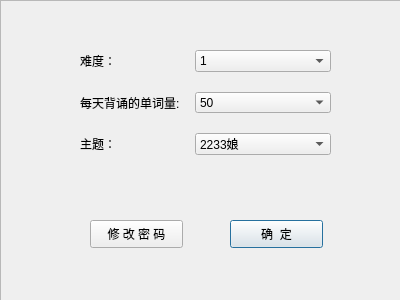
First picture: the form in configdlg.ui, repository OOPtaskgroup/dictionary, before the edit.
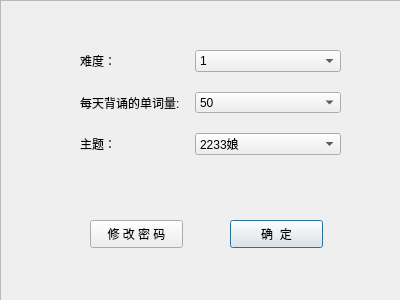
Second picture: the form after the edit. Icons and pictures are not drawn.

```diff
--- a/configdlg.ui
+++ b/configdlg.ui
@@ -18,7 +18,7 @@
     <rect>
      <x>80</x>
      <y>50</y>
-     <width>251</width>
+     <width>261</width>
      <height>105</height>
     </rect>
    </property>
```
Left out of the diff: 10 changed lines with no effect on the pictures.
